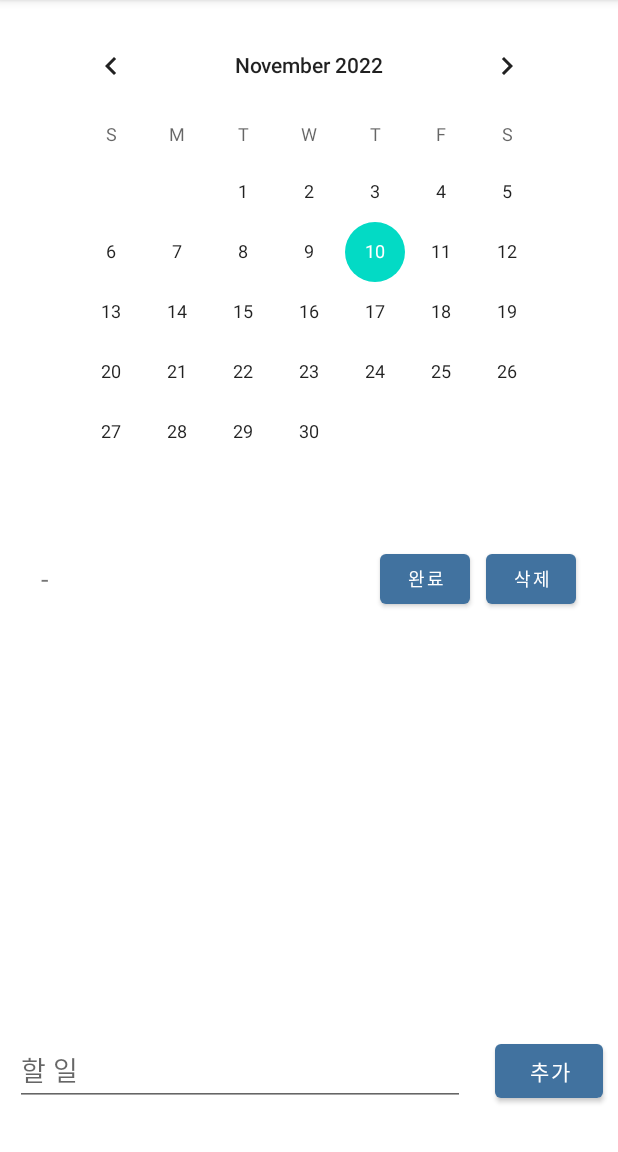
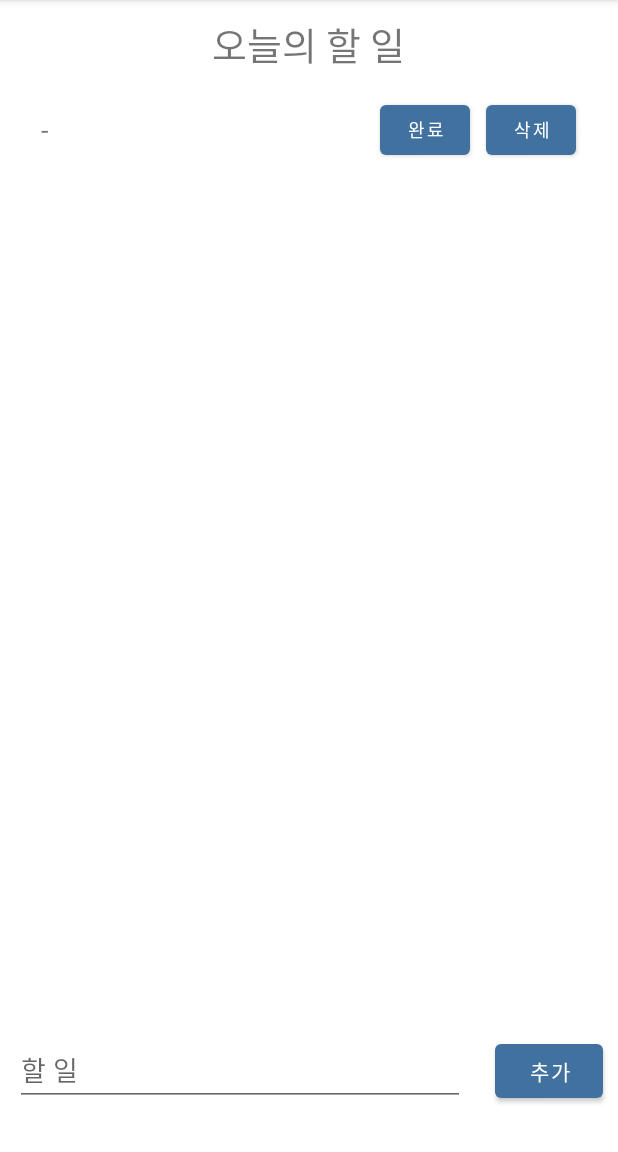
Before and after one commit to parksyoung/IAM1, an Android app: the Checklist screen opened directly, with no data from a screen before it, after a tap on "추가", on a phone screen of 412 x 824 dp, the part 84-1236 px from its top. Run offline under Robolectric (Android 15) with nearby library versions, the phone set to English and light mode, and no system bars.

Commit message:
체크리스트 기본으로 바꿈

```diff
--- a/app/src/main/AndroidManifest.xml
+++ b/app/src/main/AndroidManifest.xml
@@ -2,7 +2,7 @@
 <manifest xmlns:android="http://schemas.android.com/apk/res/android"
     package="edu.sungshin.iam1">
 
-    <uses-permission android:name="android.permission.CALL_PHONE"/>
+    <uses-permission android:name="android.permission.CALL_PHONE" />
 
     <application
         android:allowBackup="true"
--- a/app/src/main/java/edu/sungshin/iam1/Checklist.java
+++ b/app/src/main/java/edu/sungshin/iam1/Checklist.java
@@ -1,6 +1,5 @@
 package edu.sungshin.iam1;
 
-import androidx.annotation.NonNull;
 import androidx.appcompat.app.AppCompatActivity;
 import androidx.recyclerview.widget.LinearLayoutManager;
 import androidx.recyclerview.widget.RecyclerView;
@@ -17,7 +16,6 @@ public class Checklist extends AppCompatActivity {
 
     Button insert;
     EditText todoEdit;
-    CalendarView calendarView;
     RecyclerView recyclerView;
     private ArrayList<Todo> todoArrayList;
     private TodoAdapter todoAdapter;
@@ -26,7 +24,6 @@ public class Checklist extends AppCompatActivity {
     protected void onCreate(Bundle savedInstanceState) {
         super.onCreate(savedInstanceState);
         setContentView(R.layout.activity_checklist);
-        calendarView = findViewById(R.id.calenderview);
         insert = (Button) findViewById(R.id.insert);
         todoEdit = (EditText) findViewById(R.id.todoList);
         recyclerView = (RecyclerView) findViewById(R.id.recycler);
--- a/app/src/main/res/layout/activity_checklist.xml
+++ b/app/src/main/res/layout/activity_checklist.xml
@@ -7,12 +7,13 @@
     android:orientation="vertical"
     tools:context=".Checklist">
 
-    <CalendarView
-        android:id="@+id/calenderview"
+    <TextView
         android:layout_gravity="center"
+        android:layout_width="wrap_content"
+        android:layout_height="wrap_content"
         android:layout_margin="10dp"
-        android:layout_width="wrap_content"
-        android:layout_height="wrap_content"/>
+        android:text="오늘의 할 일"
+        android:textSize="25dp"/>
 
     <androidx.recyclerview.widget.RecyclerView
         android:id="@+id/recycler"
--- a/app/src/main/res/layout/activity_recyclerchecklist.xml
+++ b/app/src/main/res/layout/activity_recyclerchecklist.xml
@@ -33,4 +33,5 @@
         android:textSize="12dp"
         android:text="삭제"
         android:layout_margin="5dp"/>
+
 </LinearLayout>
```
